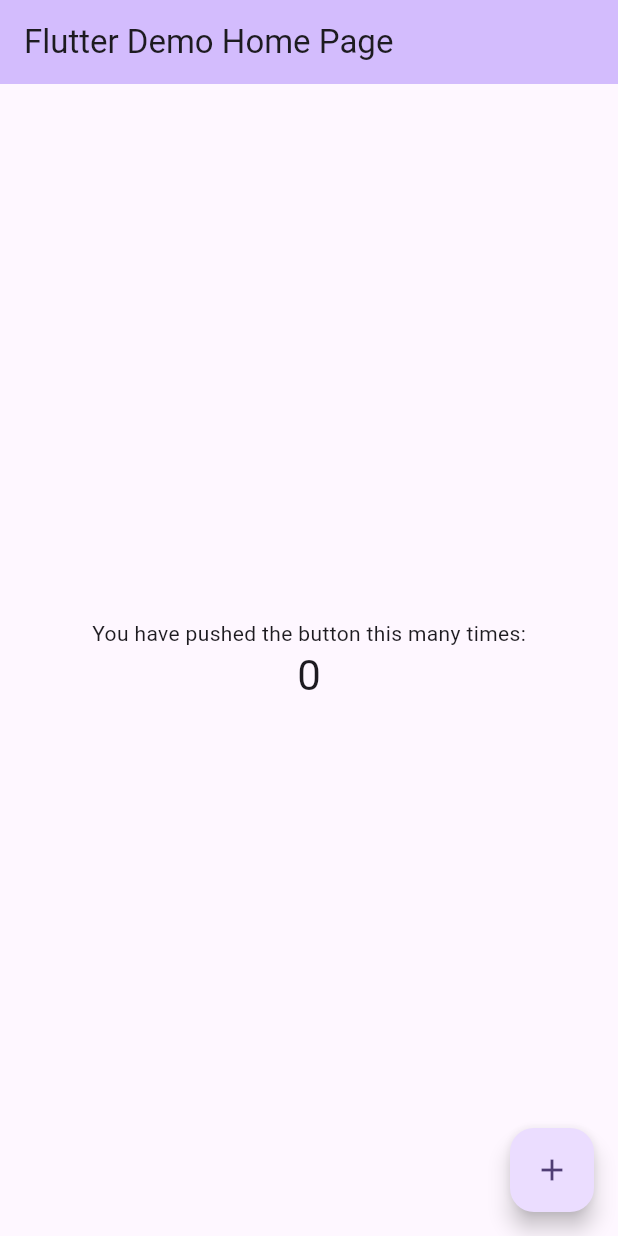
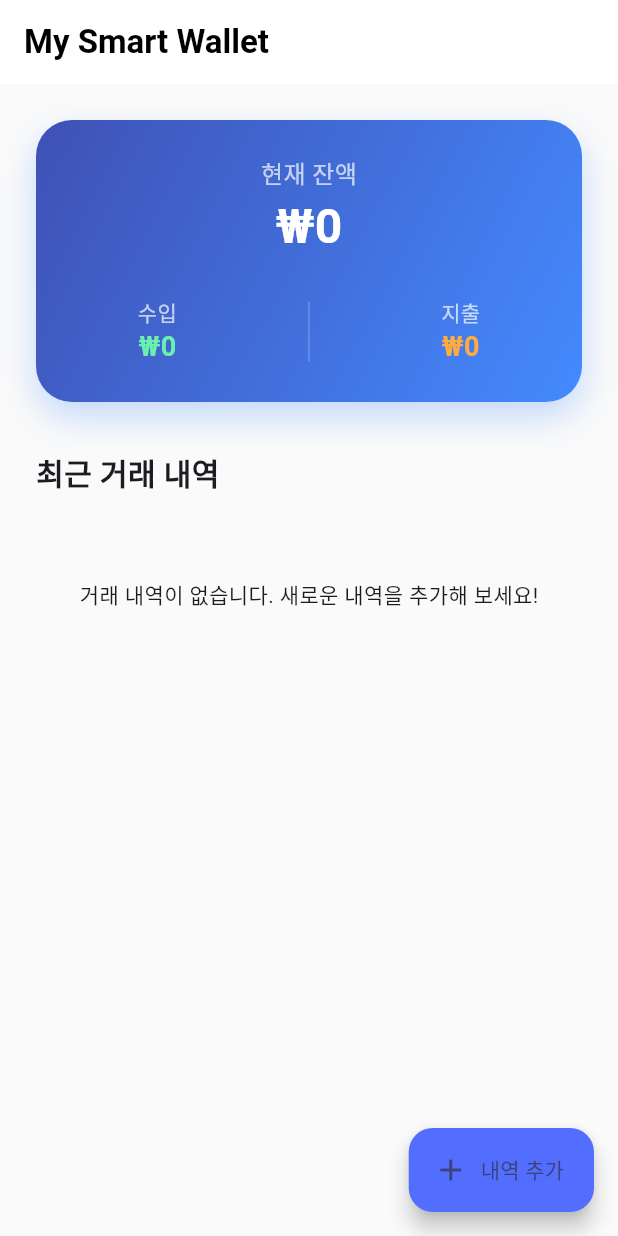
Before and after one commit to bdtjin/flutter-web, a Flutter app: the screen it shows after launch, on a phone screen of 412 x 824 dp. Run offline on Flutter 3.47's test engine with Material 3 defaults, Android fonts, the phone set to English and light mode, and no system bars; our stand-ins replace flutter_riverpod, shared_preferences; Roboto replaces fonts that are missing (Pretendard).

Commit message:
feat: implement household ledger app

```diff
--- a/lib/main.dart
+++ b/lib/main.dart
@@ -1,122 +1,32 @@
 import 'package:flutter/material.dart';
+import 'package:flutter_riverpod/flutter_riverpod.dart';
+import 'screens/home_screen.dart';
 
 void main() {
-  runApp(const MyApp());
+  runApp(
+    const ProviderScope(
+      child: MyApp(),
+    ),
+  );
 }
 
 class MyApp extends StatelessWidget {
   const MyApp({super.key});
 
-  // This widget is the root of your application.
   @override
   Widget build(BuildContext context) {
     return MaterialApp(
-      title: 'Flutter Demo',
+      title: 'Smart Wallet',
+      debugShowCheckedModeBanner: false,
       theme: ThemeData(
-        // This is the theme of your application.
-        //
-        // TRY THIS: Try running your application with "flutter run". You'll see
-        // the application has a purple toolbar. Then, without quitting the app,
-        // try changing the seedColor in the colorScheme below to Colors.green
-        // and then invoke "hot reload" (save your changes or press the "hot
-        // reload" button in a Flutter-supported IDE, or press "r" if you used
-        // the command line to start the app).
-        //
-        // Notice that the counter didn't reset back to zero; the application
-        // state is not lost during the reload. To reset the state, use hot
-        // restart instead.
-        //
-        // This works for code too, not just values: Most code changes can be
-        // tested with just a hot reload.
-        colorScheme: .fromSeed(seedColor: Colors.deepPurple),
+        useMaterial3: true,
+        colorScheme: ColorScheme.fromSeed(
+          seedColor: Colors.indigo,
+          brightness: Brightness.light,
+        ),
+        fontFamily: 'Pretendard', // 필요시 기본 폰트 설정
       ),
-      home: const MyHomePage(title: 'Flutter Demo Home Page'),
+      home: const HomeScreen(),
     );
   }
 }
-
-class MyHomePage extends StatefulWidget {
-  const MyHomePage({super.key, required this.title});
-
-  // This widget is the home page of your application. It is stateful, meaning
-  // that it has a State object (defined below) that contains fields that affect
-  // how it looks.
-
-  // This class is the configuration for the state. It holds the values (in this
-  // case the title) provided by the parent (in this case the App widget) and
-  // used by the build method of the State. Fields in a Widget subclass are
-  // always marked "final".
-
-  final String title;
-
-  @override
-  State<MyHomePage> createState() => _MyHomePageState();
-}
-
-class _MyHomePageState extends State<MyHomePage> {
-  int _counter = 0;
-
-  void _incrementCounter() {
-    setState(() {
-      // This call to setState tells the Flutter framework that something has
-      // changed in this State, which causes it to rerun the build method below
-      // so that the display can reflect the updated values. If we changed
-      // _counter without calling setState(), then the build method would not be
-      // called again, and so nothing would appear to happen.
-      _counter++;
-    });
-  }
-
-  @override
-  Widget build(BuildContext context) {
-    // This method is rerun every time setState is called, for instance as done
-    // by the _incrementCounter method above.
-    //
-    // The Flutter framework has been optimized to make rerunning build methods
-    // fast, so that you can just rebuild anything that needs updating rather
-    // than having to individually change instances of widgets.
-    return Scaffold(
-      appBar: AppBar(
-        // TRY THIS: Try changing the color here to a specific color (to
-        // Colors.amber, perhaps?) and trigger a hot reload to see the AppBar
-        // change color while the other colors stay the same.
-        backgroundColor: Theme.of(context).colorScheme.inversePrimary,
-        // Here we take the value from the MyHomePage object that was created by
-        // the App.build method, and use it to set our appbar title.
-        title: Text(widget.title),
-      ),
-      body: Center(
-        // Center is a layout widget. It takes a single child and positions it
-        // in the middle of the parent.
-        child: Column(
-          // Column is also a layout widget. It takes a list of children and
-          // arranges them vertically. By default, it sizes itself to fit its
-          // children horizontally, and tries to be as tall as its parent.
-          //
-          // Column has various properties to control how it sizes itself and
-          // how it positions its children. Here we use mainAxisAlignment to
-          // center the children vertically; the main axis here is the vertical
-          // axis because Columns are vertical (the cross axis would be
-          // horizontal).
-          //
-          // TRY THIS: Invoke "debug painting" (choose the "Toggle Debug Paint"
-          // action in the IDE, or press "p" in the console), to see the
-          // wireframe for each widget.
-          mainAxisAlignment: .center,
-          children: [
-            const Text('You have pushed the button this many times:'),
-            Text(
-              '$_counter',
-              style: Theme.of(context).textTheme.headlineMedium,
-            ),
-          ],
-        ),
-      ),
-      floatingActionButton: FloatingActionButton(
-        onPressed: _incrementCounter,
-        tooltip: 'Increment',
-        child: const Icon(Icons.add),
-      ),
-    );
-  }
-}
--- /dev/null
+++ b/lib/models/transaction.dart
@@ -0,0 +1,54 @@
+import 'package:uuid/uuid.dart';
+
+enum TransactionType { income, expense }
+
+class Transaction {
+  final String id;
+  final String title;
+  final double amount;
+  final DateTime date;
+  final TransactionType type;
+
+  Transaction({
+    required this.id,
+    required this.title,
+    required this.amount,
+    required this.date,
+    required this.type,
+  });
+
+  factory Transaction.create({
+    required String title,
+    required double amount,
+    required TransactionType type,
+    DateTime? date,
+  }) {
+    return Transaction(
+      id: const Uuid().v4(),
+      title: title,
+      amount: amount,
+      date: date ?? DateTime.now(),
+      type: type,
+    );
+  }
+
+  Map<String, dynamic> toJson() {
+    return {
+      'id': id,
+      'title': title,
+      'amount': amount,
+      'date': date.toIso8601String(),
+      'type': type.index,
+    };
+  }
+
+  factory Transaction.fromJson(Map<String, dynamic> json) {
+    return Transaction(
+      id: json['id'],
+      title: json['title'],
+      amount: json['amount'],
+      date: DateTime.parse(json['date']),
+      type: TransactionType.values[json['type']],
+    );
+  }
+}
--- /dev/null
+++ b/lib/providers/transaction_provider.dart
@@ -0,0 +1,54 @@
+import 'dart:convert';
+import 'package:flutter_riverpod/flutter_riverpod.dart';
+import 'package:shared_preferences/shared_preferences.dart';
+import '../models/transaction.dart';
+
+final transactionProvider = StateNotifierProvider<TransactionNotifier, List<Transaction>>((ref) {
+  return TransactionNotifier();
+});
+
+class TransactionNotifier extends StateNotifier<List<Transaction>> {
+  TransactionNotifier() : super([]) {
+    _loadTransactions();
+  }
+
+  static const String _key = 'transactions';
+
+  Future<void> _loadTransactions() async {
+    final prefs = await SharedPreferences.getInstance();
+    final String? data = prefs.getString(_key);
+    if (data != null) {
+      final List<dynamic> jsonList = jsonDecode(data);
+      state = jsonList.map((json) => Transaction.fromJson(json)).toList();
+      // 날짜 순 정렬 (최신순)
+      state.sort((a, b) => b.date.compareTo(a.date));
+    }
+  }
+
+  Future<void> _saveTransactions() async {
+    final prefs = await SharedPreferences.getInstance();
+    final String data = jsonEncode(state.map((t) => t.toJson()).toList());
+    await prefs.setString(_key, data);
+  }
+
+  void addTransaction(Transaction transaction) {
+    state = [transaction, ...state];
+    state.sort((a, b) => b.date.compareTo(a.date));
+    _saveTransactions();
+  }
+
+  void deleteTransaction(String id) {
+    state = state.where((t) => t.id != id).toList();
+    _saveTransactions();
+  }
+
+  double get totalIncome => state
+      .where((t) => t.type == TransactionType.income)
+      .fold(0.0, (sum, item) => sum + item.amount);
+
+  double get totalExpense => state
+      .where((t) => t.type == TransactionType.expense)
+      .fold(0.0, (sum, item) => sum + item.amount);
+
+  double get balance => totalIncome - totalExpense;
+}
--- /dev/null
+++ b/lib/screens/home_screen.dart
@@ -0,0 +1,184 @@
+import 'package:flutter/material.dart';
+import 'package:flutter_riverpod/flutter_riverpod.dart';
+import 'package:intl/intl.dart';
+import '../providers/transaction_provider.dart';
+import '../widgets/add_transaction_dialog.dart';
+import '../models/transaction.dart';
+
+class HomeScreen extends ConsumerWidget {
+  const HomeScreen({super.key});
+
+  @override
+  Widget build(BuildContext context, WidgetRef ref) {
+    final transactions = ref.watch(transactionProvider);
+    final notifier = ref.read(transactionProvider.notifier);
+    final currencyFormat = NumberFormat.currency(locale: 'ko_KR', symbol: '₩');
+
+    return Scaffold(
+      backgroundColor: Colors.grey[50],
+      appBar: AppBar(
+        title: const Text('My Smart Wallet', style: TextStyle(fontWeight: FontWeight.bold)),
+        centerTitle: false,
+        elevation: 0,
+        backgroundColor: Colors.white,
+        foregroundColor: Colors.black,
+      ),
+      body: SingleChildScrollView(
+        padding: const EdgeInsets.all(24.0),
+        child: Column(
+          crossAxisAlignment: CrossAxisAlignment.start,
+          children: [
+            // Dashboard Section
+            _buildDashboard(context, notifier, currencyFormat),
+            const SizedBox(height: 32),
+            const Text(
+              '최근 거래 내역',
+              style: TextStyle(fontSize: 20, fontWeight: FontWeight.bold),
+            ),
+            const SizedBox(height: 16),
+            if (transactions.isEmpty)
+              const Center(
+                child: Padding(
+                  padding: EdgeInsets.symmetric(vertical: 40),
+                  child: Text('거래 내역이 없습니다. 새로운 내역을 추가해 보세요!'),
+                ),
+              )
+            else
+              ListView.separated(
+                shrinkWrap: true,
+                physics: const NeverScrollableScrollPhysics(),
+                itemCount: transactions.length,
+                separatorBuilder: (context, index) => const SizedBox(height: 12),
+                itemBuilder: (context, index) {
+                  final t = transactions[index];
+                  return _buildTransactionItem(context, t, notifier, currencyFormat);
+                },
+              ),
+          ],
+        ),
+      ),
+      floatingActionButton: FloatingActionButton.extended(
+        onPressed: () => showDialog(
+          context: context,
+          builder: (context) => const AddTransactionDialog(),
+        ),
+        label: const Text('내역 추가'),
+        icon: const Icon(Icons.add),
+        backgroundColor: Colors.indigoAccent,
+      ),
+    );
+  }
+
+  Widget _buildDashboard(BuildContext context, TransactionNotifier notifier, NumberFormat fmt) {
+    return Container(
+      width: double.infinity,
+      padding: const EdgeInsets.all(24),
+      decoration: BoxDecoration(
+        gradient: const LinearGradient(
+          colors: [Colors.indigo, Colors.blueAccent],
+          begin: Alignment.topLeft,
+          end: Alignment.bottomRight,
+        ),
+        borderRadius: BorderRadius.circular(24),
+        boxShadow: [
+          BoxShadow(
+            color: Colors.blueAccent.withOpacity(0.3),
+            blurRadius: 20,
+            offset: const Offset(0, 10),
+          ),
+        ],
+      ),
+      child: Column(
+        children: [
+          const Text('현재 잔액', style: TextStyle(color: Colors.white70, fontSize: 16)),
+          Text(
+            fmt.format(notifier.balance),
+            style: const TextStyle(color: Colors.white, fontSize: 32, fontWeight: FontWeight.bold),
+          ),
+          const SizedBox(height: 24),
+          Row(
+            mainAxisAlignment: MainAxisAlignment.spaceAround,
+            children: [
+              _buildSummaryItem('수입', notifier.totalIncome, Colors.greenAccent),
+              Container(width: 1, height: 40, color: Colors.white24),
+              _buildSummaryItem('지출', notifier.totalExpense, Colors.orangeAccent),
+            ],
+          ),
+        ],
+      ),
+    );
+  }
+
+  Widget _buildSummaryItem(String label, double amount, Color color) {
+    return Column(
+      children: [
+        Text(label, style: const TextStyle(color: Colors.white70, fontSize: 14)),
+        Text(
+          NumberFormat.compactCurrency(locale: 'ko_KR', symbol: '₩').format(amount),
+          style: TextStyle(color: color, fontSize: 18, fontWeight: FontWeight.bold),
+        ),
+      ],
+    );
+  }
+
+  Widget _buildTransactionItem(BuildContext context, Transaction t, TransactionNotifier notifier, NumberFormat fmt) {
+    final isIncome = t.type == TransactionType.income;
+    return Dismissible(
+      key: Key(t.id),
+      direction: DismissDirection.endToStart,
+      background: Container(
+        alignment: Alignment.centerRight,
+        padding: const EdgeInsets.only(right: 20),
+        decoration: BoxDecoration(color: Colors.redAccent, borderRadius: BorderRadius.circular(16)),
+        child: const Icon(Icons.delete, color: Colors.white),
+      ),
+      onDismissed: (_) {
+        notifier.deleteTransaction(t.id);
+        ScaffoldMessenger.of(context).showSnackBar(const SnackBar(content: Text('내역이 삭제되었습니다.')));
+      },
+      child: Container(
+        padding: const EdgeInsets.all(16),
+        decoration: BoxDecoration(
+          color: Colors.white,
+          borderRadius: BorderRadius.circular(16),
+          boxShadow: [
+            BoxShadow(color: Colors.black.withOpacity(0.02), blurRadius: 10, offset: const Offset(0, 4)),
+          ],
+        ),
+        child: Row(
+          children: [
+            CircleAvatar(
+              backgroundColor: (isIncome ? Colors.green : Colors.red).withOpacity(0.1),
+              child: Icon(
+                isIncome ? Icons.arrow_downward : Icons.arrow_upward,
+                color: isIncome ? Colors.green : Colors.red,
+                size: 20,
+              ),
+            ),
+            const SizedBox(width: 16),
+            Expanded(
+              child: Column(
+                crossAxisAlignment: CrossAxisAlignment.start,
+                children: [
+                  Text(t.title, style: const TextStyle(fontWeight: FontWeight.bold, fontSize: 16)),
+                  Text(
+                    DateFormat('yyyy.MM.dd').format(t.date),
+                    style: TextStyle(color: Colors.grey[600], fontSize: 13),
+                  ),
+                ],
+              ),
+            ),
+            Text(
+              '${isIncome ? '+' : '-'}${fmt.format(t.amount)}',
+              style: TextStyle(
+                color: isIncome ? Colors.green : Colors.red,
+                fontWeight: FontWeight.bold,
+                fontSize: 16,
+              ),
+            ),
+          ],
+        ),
+      ),
+    );
+  }
+}
--- a/pubspec.yaml
+++ b/pubspec.yaml
@@ -34,6 +34,10 @@ dependencies:
   # The following adds the Cupertino Icons font to your application.
   # Use with the CupertinoIcons class for iOS style icons.
   cupertino_icons: ^1.0.8
+  flutter_riverpod: ^3.2.1
+  shared_preferences: ^2.5.4
+  intl: ^0.20.2
+  uuid: ^4.5.2
 
 dev_dependencies:
   flutter_test:
```
Also changed, not shown: lib/widgets/add_transaction_dialog.dart (added, +100 -0 lines), pubspec.lock, 7 other files.
